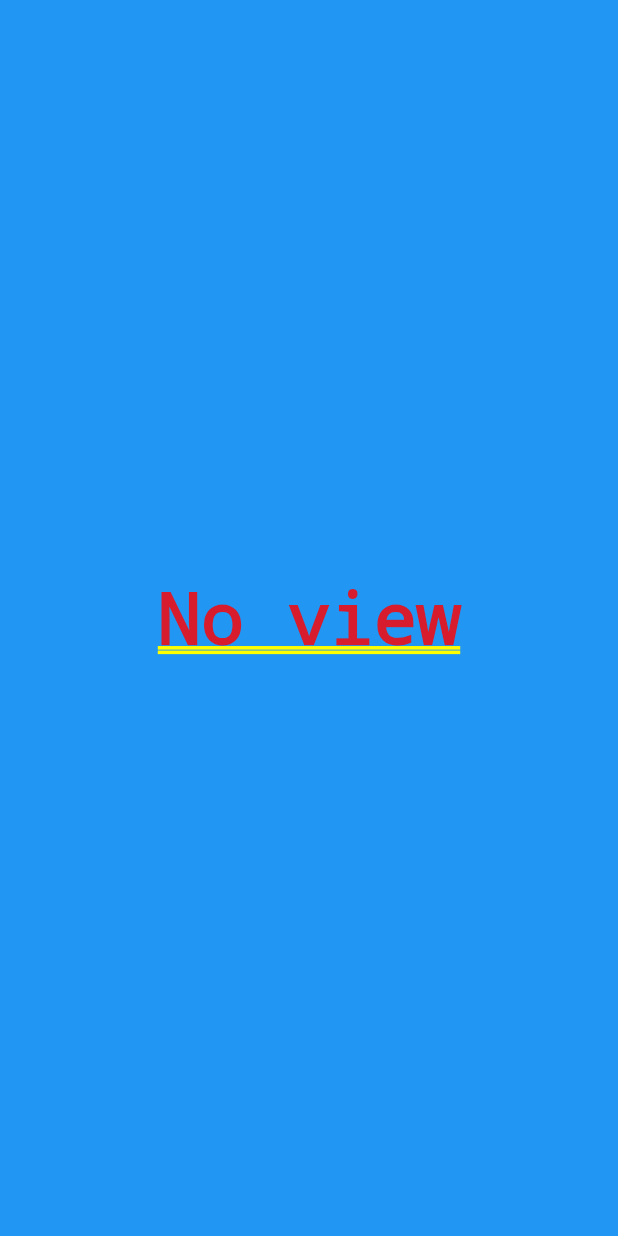
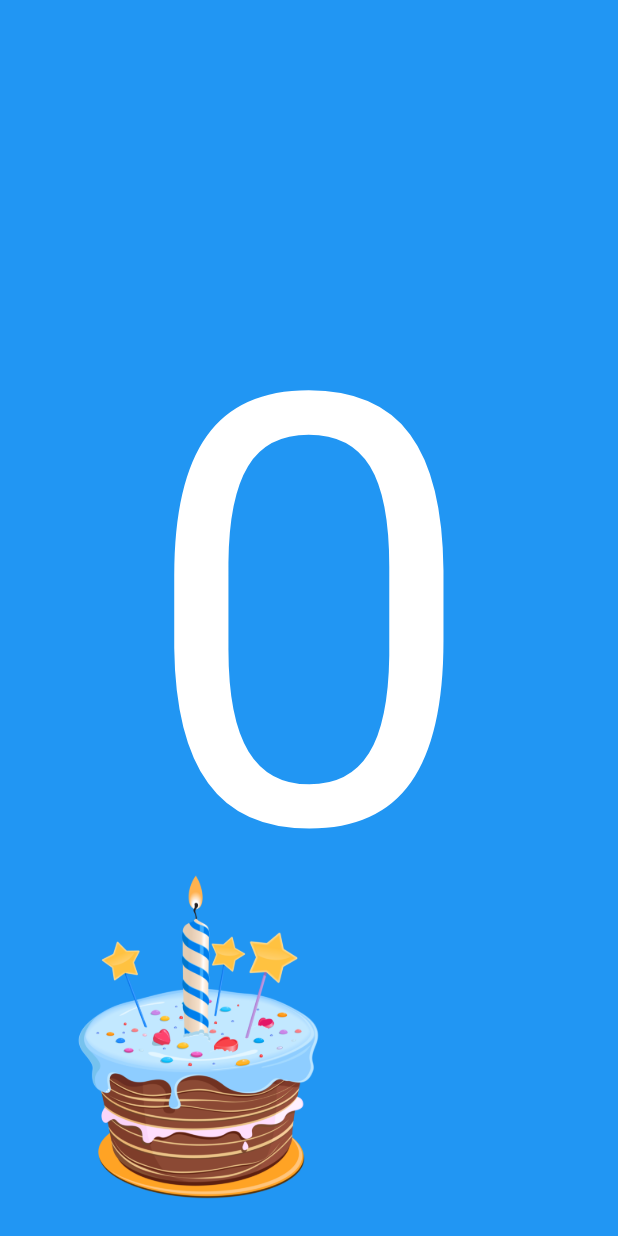
Before and after one commit to Ch4rl3B/pocket_planning, a Flutter app: the screen it shows after launch, on a phone screen of 412 x 824 dp. Run offline on Flutter 3.47's test engine with Material 2 defaults, Android fonts, the phone set to English and light mode, and no system bars.

Commit message:
last changes

```diff
--- a/lib/main.dart
+++ b/lib/main.dart
@@ -14,6 +14,9 @@ class MyApp extends StatelessWidget {
     );
   }
 }
+
+
+
 
 class MyHomePage extends StatefulWidget {
   MyHomePage({Key key, this.title}) : super(key: key);
@@ -47,35 +50,38 @@ class MyHomePageState extends State<MyHomePage> {
     Colors.white,
   ];
 
-  PageController controller = new PageController(initialPage: 2000);
+  PageController controller = new PageController(initialPage: 98);
 
   @override
   Widget build(BuildContext context) {
     return new PageView.builder(
         itemBuilder: (context, i) {
-          int posicion = i.abs();
-          if(posicion > 6) {
-            posicion = posicion % 8;
-          }
+          int posicion = i.abs() % 7;
 
           TextStyle textStyle = new TextStyle(fontSize: 400.0, color: textColors[posicion]);
 
-          return new Container(
-              padding: EdgeInsets.all(24.0),
-              color: bgColors[posicion],
-              child: widgetList(textStyle, posicion)
+          return Material(
+            type: MaterialType.transparency,
+            textStyle: textStyle,
+            child: new Container(
+                padding: EdgeInsets.all(24.0),
+                color: bgColors[posicion],
+                child: widgetList(textStyle, posicion)
+            ),
           );
         },
+      controller: controller,
     );
   }
 
 
   Widget widgetList(textStyle, position){
+    print(position);
       switch(position){
-        case 1: return Stack(
+        case 0: return Stack(
           children: <Widget>[
             Center(
-              child: Text("0", style: textStyle,),
+              child: Text("0"),
             ),
             Align(
               alignment: Alignment.bottomLeft,
@@ -83,11 +89,11 @@ class MyHomePageState extends State<MyHomePage> {
             )
           ],
         );
-        case 2: return Stack(
+        case 1: return Stack(
           fit: StackFit.expand,
           children: <Widget>[
             Center(
-              child: Text("1", style: textStyle,),
+              child: Text("1"),
             ),
             Align(
               alignment: Alignment.topRight,
@@ -95,10 +101,10 @@ class MyHomePageState extends State<MyHomePage> {
             )
           ],
         );
-        case 3: return Stack(
+        case 2: return Stack(
           children: <Widget>[
             Center(
-              child: Text("2", style: textStyle,),
+              child: Text("2"),
             ),
             Align(
               alignment: Alignment.bottomRight,
@@ -106,10 +112,10 @@ class MyHomePageState extends State<MyHomePage> {
             )
           ],
         );
-        case 4: return Stack(
+        case 3: return Stack(
           children: <Widget>[
             Center(
-              child: Text("3", style: textStyle,),
+              child: Text("3"),
             ),
             Align(
               alignment: Alignment.topLeft,
@@ -117,10 +123,10 @@ class MyHomePageState extends State<MyHomePage> {
             )
           ],
         );
-        case 5: return Stack(
+        case 4: return Stack(
           children: <Widget>[
             Center(
-              child: Text("5+", style: textStyle,),
+              child: Text("5+"),
             ),
             Align(
               alignment: Alignment.bottomCenter,
@@ -128,10 +134,10 @@ class MyHomePageState extends State<MyHomePage> {
             )
           ],
         );
-        case 6: return Stack(
+        case 5: return Stack(
           children: <Widget>[
             Center(
-              child: Text("%", style: textStyle,),
+              child: Text("%"),
             ),
             Align(
               alignment: Alignment.topLeft,
@@ -139,12 +145,12 @@ class MyHomePageState extends State<MyHomePage> {
             )
           ],
         );
-        case 7: return Stack(
+        case 6: return Stack(
           children: <Widget>[
             Align(
               alignment: Alignment.topCenter,
               child: Text(
-                "Pasteles!!", style: textStyle.copyWith(fontSize: 100.0),),
+                "Pasteles!!", style: textStyle.copyWith(fontSize: 80.0),),
             ),
             Center(
               child: Image.asset(
```
Also changed, not shown: lib/generated/i18n.dart, 9 other files.
